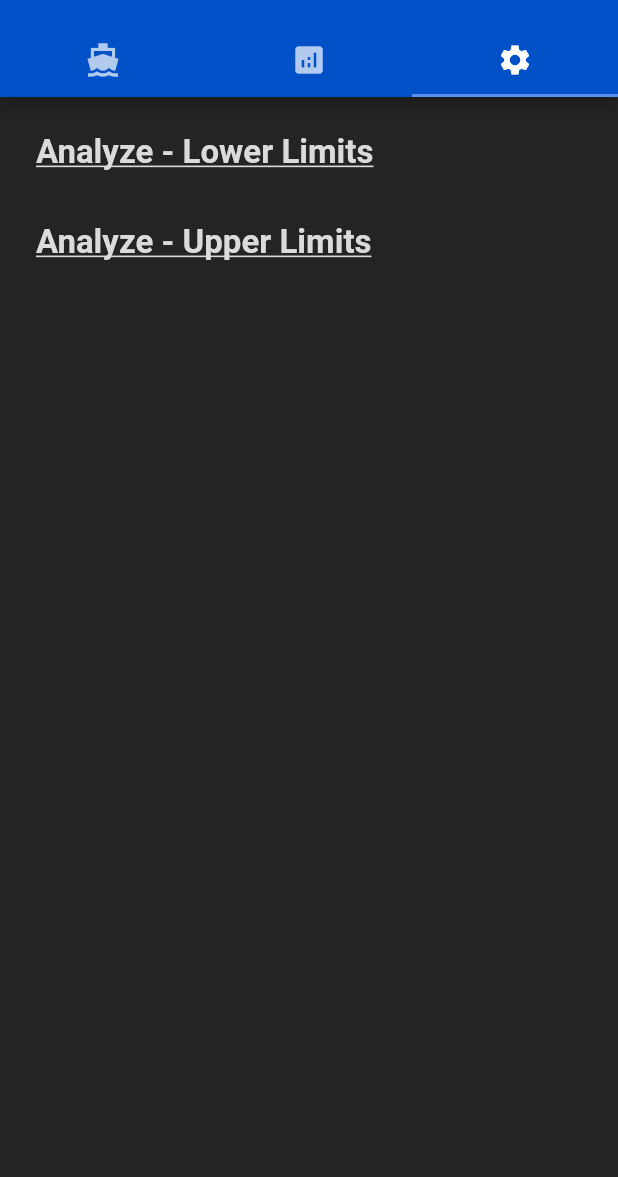
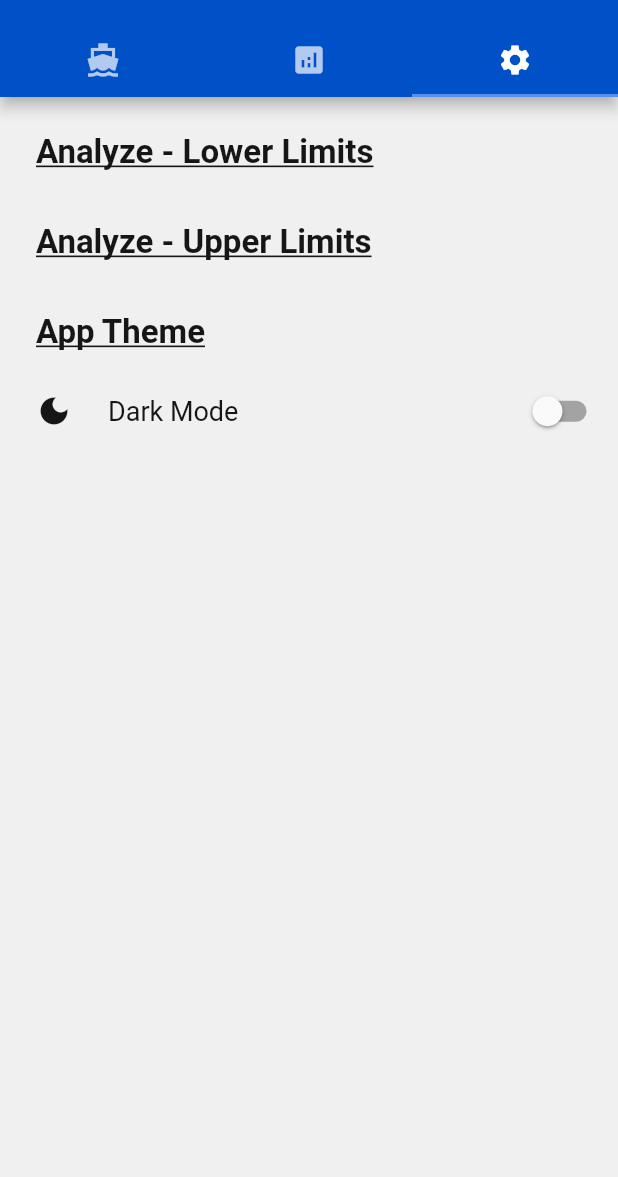
Before and after one commit to agk1190/NMEATrax-App, a Flutter app: the screen it shows after launch, tab 3 chosen, on a phone screen of 412 x 824 dp, the part 59-1236 px from its top. Run offline on Flutter 3.47's test engine with Material 2 defaults, Android fonts, the light colour scheme and no system bars; drawn by our look-alikes of settings_ui; our stand-ins replace csv, file_picker.

Commit message:
added dark mode toggle

```diff
--- a/lib/main.dart
+++ b/lib/main.dart
@@ -56,16 +56,24 @@ void main() => runApp(const MyApp());
 class MyApp extends StatelessWidget {
   const MyApp({super.key});
 
+  // https://www.kindacode.com/article/flutter-ways-to-make-a-dark-light-mode-toggle/ - dark mode toggle
+  static final ValueNotifier<ThemeMode> themeNotifier = ValueNotifier(ThemeMode.light);
+
   // This widget is the root of your application.
   @override
   Widget build(BuildContext context) {
+    return ValueListenableBuilder<ThemeMode>(
+      valueListenable: themeNotifier,
+      builder: (_, ThemeMode currentMode, __) {
         return MaterialApp(
           title: 'NMEATrax Replay',
           theme: ThemeData(colorScheme: myLightColors),
           darkTheme: ThemeData(colorScheme: myDarkColors),
-      themeMode: ThemeMode.dark,
+          // themeMode: ThemeMode.dark,
+          themeMode: currentMode,
           home: const MyHomePage(title: 'NMEATrax Replay App'),
         );
+      });
   }
 }
 
@@ -89,7 +97,6 @@ class _MyHomePageState extends State<MyHomePage> {
   // List<List<dynamic>> limits = [[0,0,0,300,0,10,0,0,0,5,2,12,0,0,47,-125,16,0],[3800,80,115,700,50,100,100,25,359,1000,20,15,1000,0,49,-122,17,0]];
   String analyzedResults = "";
   int errCount = 0;
-  bool sta = false;
   var lowerLimits = <String, int>{
     'RPM':0,
     'Engine Temp (C)':0,
@@ -320,15 +327,6 @@ class _MyHomePageState extends State<MyHomePage> {
                           decoration: TextDecoration.underline,
                         ),
                       ),
-                      // tiles: <SettingsTile>[
-                      //   // SettingsTile.switchTile(
-                      //   //   onToggle: (value) {sta = !sta; setState(() {});},
-                      //   //   initialValue: sta,
-                      //   //   leading: Icon(Icons.format_paint),
-                      //   //   title: Text('Enable custom theme'),
-                      //   // ),
-                      // ],
-
                       //https://stackoverflow.com/a/61674640 .map()
                       tiles: csvHeaderData.map((e) => SettingsTile.navigation(
                           leading: Icon(Icons.settings_applications, color: Theme.of(context).colorScheme.onBackground),
@@ -359,6 +357,26 @@ class _MyHomePageState extends State<MyHomePage> {
                         )
                       ).toList(),
                     ),
+                    SettingsSection(
+                      title: const Text(
+                        "App Theme",
+                        style: TextStyle(
+                          fontWeight: FontWeight.bold,
+                          fontSize: 22,
+                          decoration: TextDecoration.underline,
+                        ),
+                      ),
+                      tiles: <SettingsTile>[
+                        SettingsTile.switchTile(
+                          onToggle: (value) {
+                              MyApp.themeNotifier.value =
+                                MyApp.themeNotifier.value == ThemeMode.light ? ThemeMode.dark : ThemeMode.light;
+                          },
+                          initialValue: MyApp.themeNotifier.value == ThemeMode.light ? false : true,
+                          leading: Icon(Icons.dark_mode, color: Theme.of(context).colorScheme.onBackground),
+                          title: Text('Dark Mode', style: TextStyle(color: Theme.of(context).colorScheme.onBackground),),
+                        ),
+                      ],)
                   ],
                 ),
               ),
```
Lines whose indentation alone changed are shown as unchanged.
